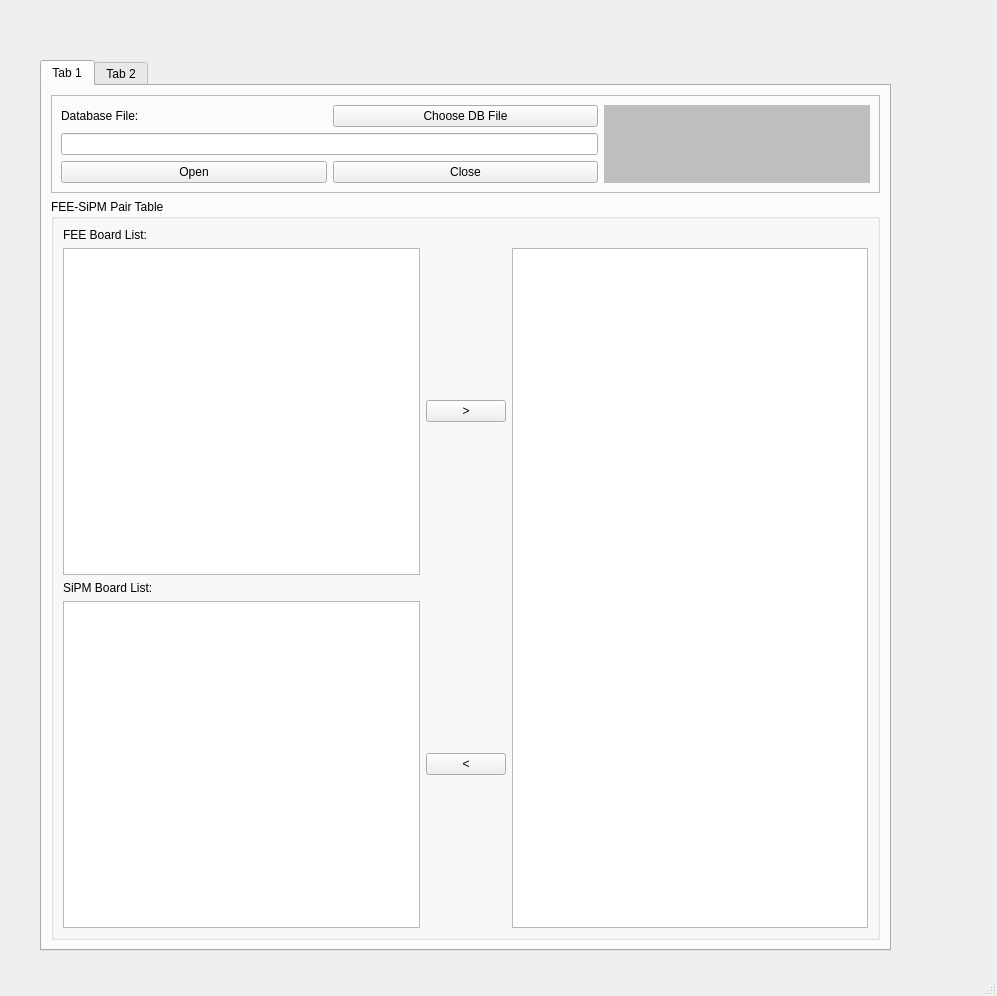
This is src/DBWindow.ui in HelloUSTC114/FEEBoardGUI-AddDB as Qt 5 draws it before an edit. The edited form follows.
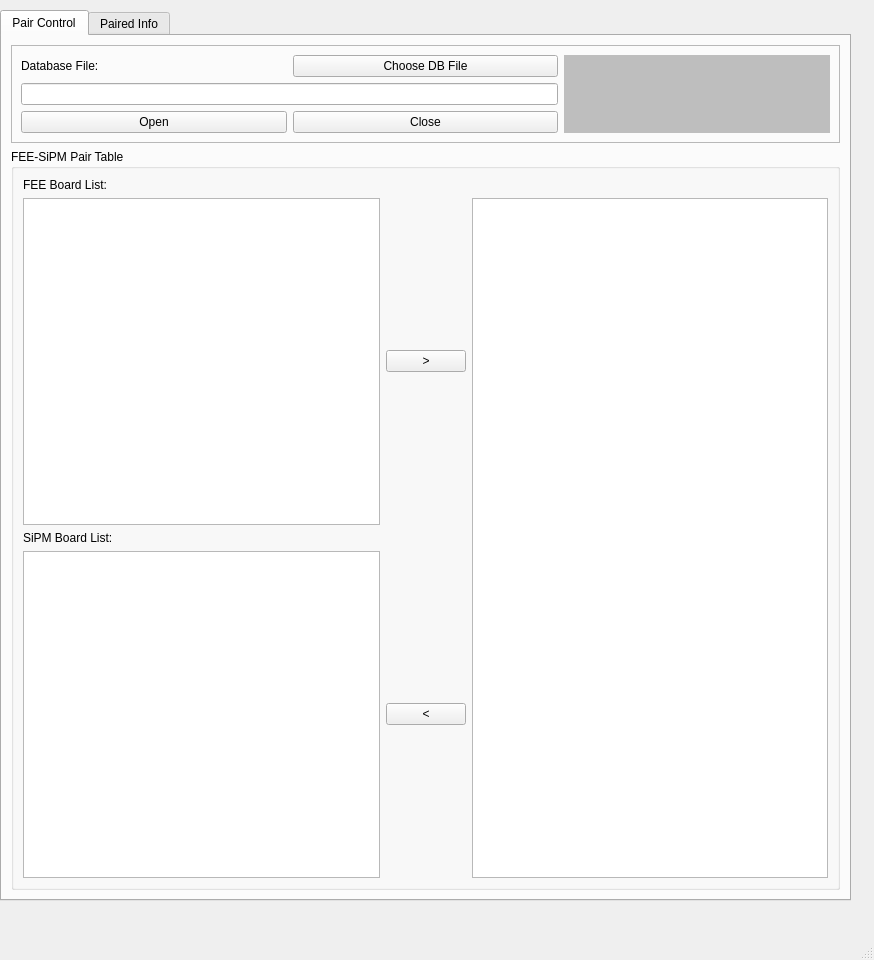
This is the edited form. The open tabs and pages were chosen to show the change.

Commit message: Add Pair boards

Diff of the .ui file:
```diff
--- a/src/DBWindow.ui
+++ b/src/DBWindow.ui
@@ -6,8 +6,8 @@
    <rect>
     <x>0</x>
     <y>0</y>
-    <width>997</width>
-    <height>996</height>
+    <width>874</width>
+    <height>960</height>
    </rect>
   </property>
   <property name="windowTitle">
@@ -17,8 +17,8 @@
    <widget class="QTabWidget" name="tabWidget">
     <property name="geometry">
      <rect>
-      <x>40</x>
-      <y>60</y>
+      <x>0</x>
+      <y>10</y>
       <width>851</width>
       <height>891</height>
      </rect>
@@ -28,7 +28,7 @@
     </property>
     <widget class="QWidget" name="tab">
      <attribute name="title">
-      <string>Tab 1</string>
+      <string>Pair Control</string>
      </attribute>
      <layout class="QGridLayout" name="gridLayout_3">
       <item row="0" column="0">
@@ -138,7 +138,7 @@
     </widget>
     <widget class="QWidget" name="tab_2">
      <attribute name="title">
-      <string>Tab 2</string>
+      <string>Paired Info</string>
      </attribute>
      <widget class="QGroupBox" name="grpChs">
       <property name="geometry">
```
Left out of the diff: 4 changed lines with no effect on the pictures. The commit also changes 4 other files.
